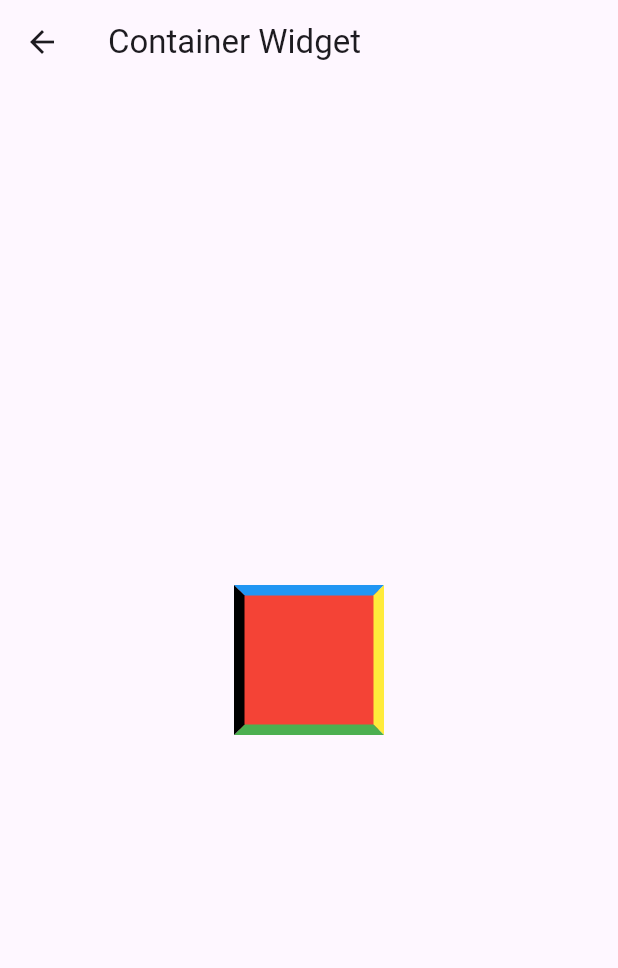
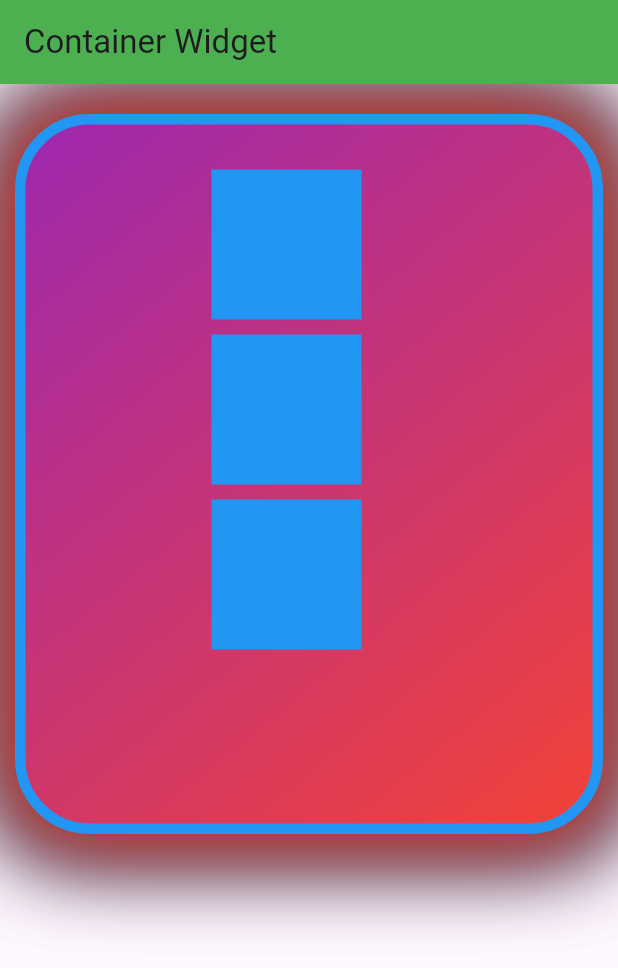
Before and after one commit to MohammadBahlaq/flutter_application_1, a Flutter app: the ContainerWidget screen opened directly, on a phone screen of 412 x 824 dp. Shown: the top 968 px of the screen. Run offline on Flutter 3.47's test engine with Material 3 defaults, Android fonts, the phone set to English and light mode, and no system bars.

Commit message:
complete container & colum & row & appBar

```diff
--- a/lib/main.dart
+++ b/lib/main.dart
@@ -1,5 +1,5 @@
 import 'package:flutter/material.dart';
-import 'package:flutter_application_1/widgets/app_bar_widget.dart';
+import 'package:flutter_application_1/widgets/container_widget.dart';
 
 void main() {
   runApp(const MyApp());
@@ -16,8 +16,7 @@ class MyApp extends StatelessWidget {
         useMaterial3: true,
         colorScheme: ColorScheme.fromSeed(seedColor: Colors.deepPurple),
       ),
-      // home: const RowWidget(),
-      home: const AppBarWidget(),
+      home: ContainerWidget(),
     );
   }
 }
--- a/lib/widgets/app_bar_widget.dart
+++ b/lib/widgets/app_bar_widget.dart
@@ -33,6 +33,13 @@ class AppBarWidget extends StatelessWidget {
           Icon(Icons.notifications, size: 24, color: Colors.white),
           Icon(Icons.shopping_cart, size: 24, color: Colors.white),
         ],
+        //If you want to set raduis for appBar
+        shape: RoundedRectangleBorder(
+          borderRadius: BorderRadius.only(
+            bottomLeft: Radius.circular(10),
+            bottomRight: Radius.circular(10),
+          ),
+        ),
       ),
     );
   }
--- a/lib/widgets/column_widget.dart
+++ b/lib/widgets/column_widget.dart
@@ -13,6 +13,10 @@ class ColumnWidget extends StatelessWidget {
         crossAxisAlignment: CrossAxisAlignment.stretch,
         //for virtical behavior
         mainAxisAlignment: MainAxisAlignment.spaceEvenly,
+
+        ///To make the Column take it's height depends on children
+        ///and not to take the whole height
+        mainAxisSize: MainAxisSize.min,
         children: [
           Container(height: 100, width: 100, color: Colors.red),
           Container(height: 100, width: 100, color: Colors.blue),
--- a/lib/widgets/container_widget.dart
+++ b/lib/widgets/container_widget.dart
@@ -6,26 +6,53 @@ class ContainerWidget extends StatelessWidget {
   @override
   Widget build(BuildContext context) {
     return Scaffold(
-      appBar: AppBar(title: Text("Container Widget")),
-      body: Center(
-        //put any widget at the center of it's parent
-        child: Container(
+      appBar: AppBar(
+        title: Text("Container Widget"),
+        backgroundColor: Colors.green,
+      ),
+      body: Container(
         //Contain any widget to draw a decoration around it
-          height: 100,
-          width: 100,
+        height: 480,
+        width: 400,
+        //If you want to take a space from outside the Container
+        margin: EdgeInsets.symmetric(horizontal: 10, vertical: 20),
+        //If you want to take a space from inside the Container
+        padding: EdgeInsets.only(top: 30, right: 30),
         //alignment for the Container's content
         alignment: Alignment.center,
         //all decoration for the Container like: border, color, raduis and so on...
         decoration: BoxDecoration(
           color: Colors.red,
-            // border: Border.all(color: Colors.green, width: 7),
-            border: Border(
-              bottom: BorderSide(color: Colors.green, width: 7),
-              top: BorderSide(color: Colors.blue, width: 7),
-              left: BorderSide(color: Colors.black, width: 7),
-              right: BorderSide(color: Colors.yellow, width: 7),
+          gradient: LinearGradient(
+            colors: [Colors.red, Colors.purple],
+            begin: Alignment.bottomRight,
+            end: Alignment.topLeft,
           ),
+          border: Border.all(color: Colors.blue, width: 7),
+
+          //To set raduis for Container
+          borderRadius: BorderRadius.circular(50),
+
+          //if you want to make the Container rectangle or circle
+          // shape: BoxShape.rectangle,
+
+          //If you want shadow for Container you can use it
+          boxShadow: [
+            BoxShadow(blurRadius: 50, spreadRadius: 10, color: Colors.blue),
+            BoxShadow(blurRadius: 50, spreadRadius: 10, color: Colors.black),
+            BoxShadow(blurRadius: 50, spreadRadius: 10, color: Colors.red),
+          ],
         ),
+        child: Column(
+          crossAxisAlignment: CrossAxisAlignment.end,
+          children: [
+            Container(height: 100, width: 100, color: Colors.blue),
+            //If you want to take a space from any side between widgets
+            SizedBox(height: 10),
+            Container(height: 100, width: 100, color: Colors.blue),
+            SizedBox(height: 10),
+            Container(height: 100, width: 100, color: Colors.blue),
+          ],
         ),
       ),
     );
--- a/lib/widgets/row_widget.dart
+++ b/lib/widgets/row_widget.dart
@@ -11,6 +11,10 @@ class RowWidget extends StatelessWidget {
         //Row put the widgets horizantal
         crossAxisAlignment: CrossAxisAlignment.stretch,
         mainAxisAlignment: MainAxisAlignment.spaceBetween,
+
+        ///To make the Row take it's width depends on children
+        ///and not to take the whole width
+        mainAxisSize: MainAxisSize.min,
         children: [
           Container(height: 50, width: 50, color: Colors.red),
           Container(height: 50, width: 50, color: Colors.blue),
```
Also changed, not shown: pubspec.yaml (+4 -3 lines). Lines whose indentation alone changed are shown as unchanged.
